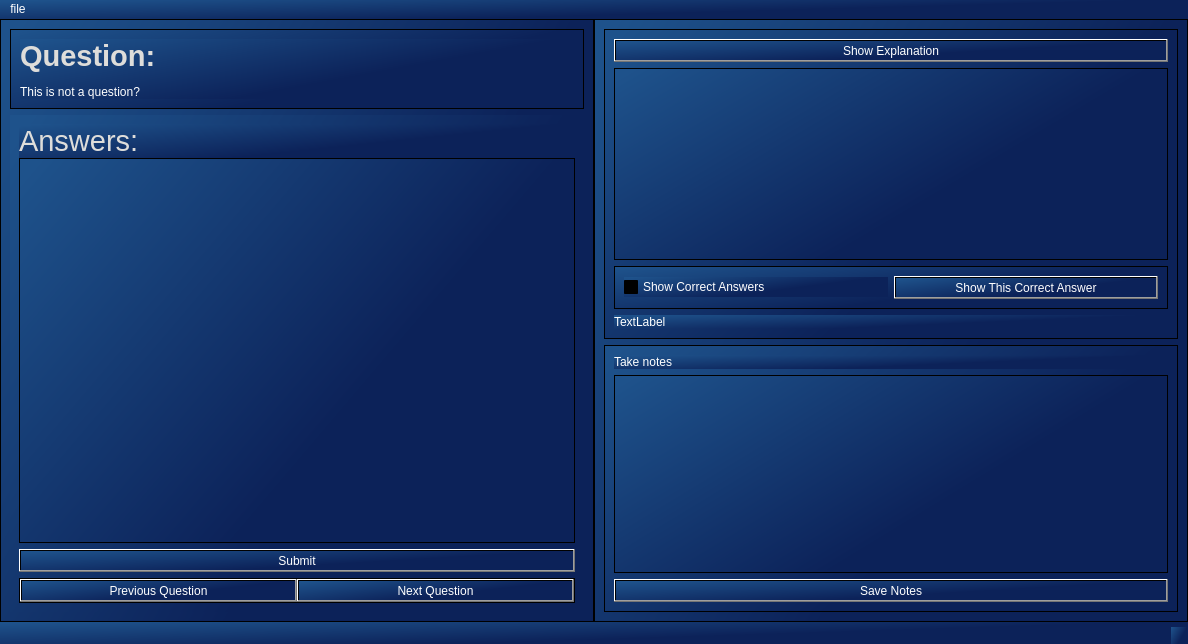
The window that quiz/view/quiz.ui (MikePia/ocr) describes before a commit, drawn with Qt 5.
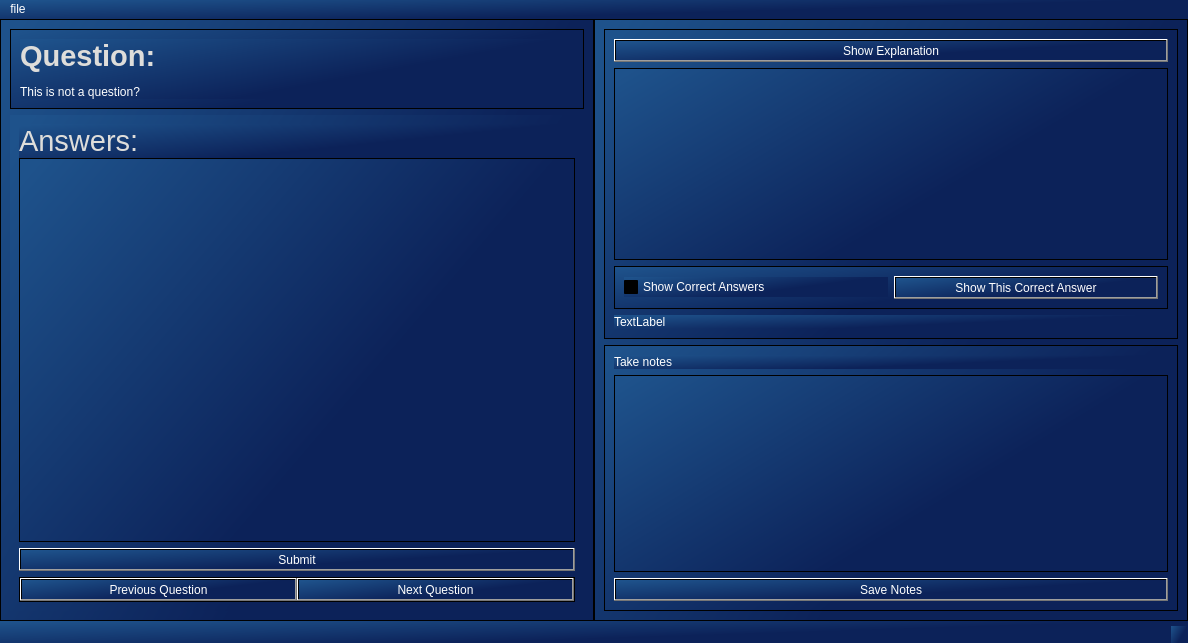
The same window after the commit. Icons and pictures are not drawn.

What changed in the file:
```diff
--- a/quiz/view/quiz.ui
+++ b/quiz/view/quiz.ui
@@ -7,7 +7,7 @@
     <x>0</x>
     <y>0</y>
     <width>1188</width>
-    <height>644</height>
+    <height>643</height>
    </rect>
   </property>
   <property name="windowTitle">
```
Left out of the diff: 2 changed lines with no effect on the pictures.
